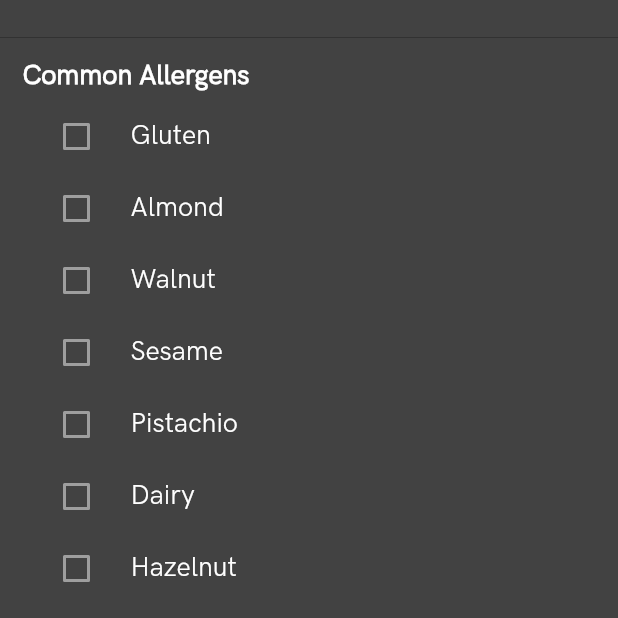
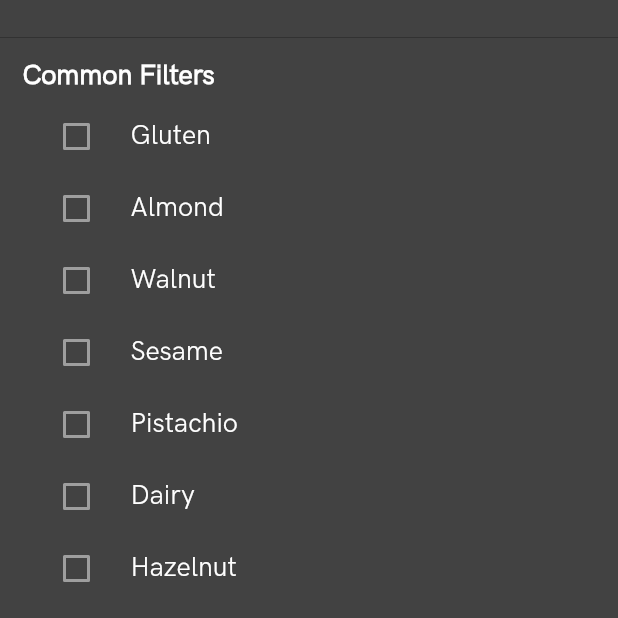
Before and after one commit to Mise-Technologies/mobile, a Flutter app: the FilterPopout screen opened directly, on a phone screen of 412 x 824 dp, the top half of it. Run offline on Flutter 3.47's test engine with Material 2 defaults, Android fonts, the phone set to English and light mode, and no system bars.

Commit message:
Allergens to filters

```diff
--- a/lib/components/filter_popout.dart
+++ b/lib/components/filter_popout.dart
@@ -39,7 +39,7 @@ class _FilterPopoutState extends State<FilterPopout> {
     list.insert(0,
       Container(
         margin: EdgeInsets.only(right: 100.0, bottom: 5.0, top: 15.0),
-        child: Text("Common Allergens", style: TextStyle(fontSize: 18.0, color: Colors.white, fontWeight: FontWeight.bold))
+        child: Text("Common Filters", style: TextStyle(fontSize: 18.0, color: Colors.white, fontWeight: FontWeight.bold))
     ));
     list.add(
       Padding(
```
